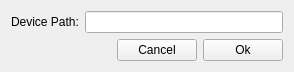
Above: control/client/createjoystickwidget.ui from greghaynes/pdx-rov before the change. Below: the same form after it.
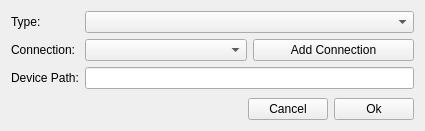
That is the form after the change.

Commit message: Added joystick type to CreateJoystickWidget

Patch:
```diff
--- a/control/client/createjoystickwidget.ui
+++ b/control/client/createjoystickwidget.ui
@@ -6,8 +6,8 @@
    <rect>
     <x>0</x>
     <y>0</y>
-    <width>294</width>
-    <height>69</height>
+    <width>425</width>
+    <height>131</height>
    </rect>
   </property>
   <property name="windowTitle">
@@ -15,15 +15,46 @@
   </property>
   <layout class="QVBoxLayout" name="verticalLayout_2">
    <item>
-    <layout class="QHBoxLayout" name="horizontalLayout">
-     <item>
+    <layout class="QGridLayout" name="gridLayout">
+     <item row="0" column="0">
+      <widget class="QLabel" name="label_2">
+       <property name="text">
+        <string>Type:</string>
+       </property>
+      </widget>
+     </item>
+     <item row="0" column="1">
+      <widget class="QComboBox" name="typeComboBox"/>
+     </item>
+     <item row="1" column="0">
+      <widget class="QLabel" name="label_3">
+       <property name="text">
+        <string>Connection:</string>
+       </property>
+      </widget>
+     </item>
+     <item row="1" column="1">
+      <layout class="QHBoxLayout" name="horizontalLayout">
+       <item>
+        <widget class="QComboBox" name="connectionComboBox"/>
+       </item>
+       <item>
+        <widget class="QPushButton" name="addConnectionPushButton">
+         <property name="text">
+          <string>Add Connection</string>
+         </property>
+        </widget>
+       </item>
+      </layout>
+     </item>
+     <item row="2" column="0">
       <widget class="QLabel" name="label">
        <property name="text">
         <string>Device Path:</string>
        </property>
       </widget>
      </item>
-     <item>
+     <item row="2" column="1">
       <widget class="QLineEdit" name="devicePathLineEdit"/>
      </item>
     </layout>
```
The commit also changes 4 other files.
